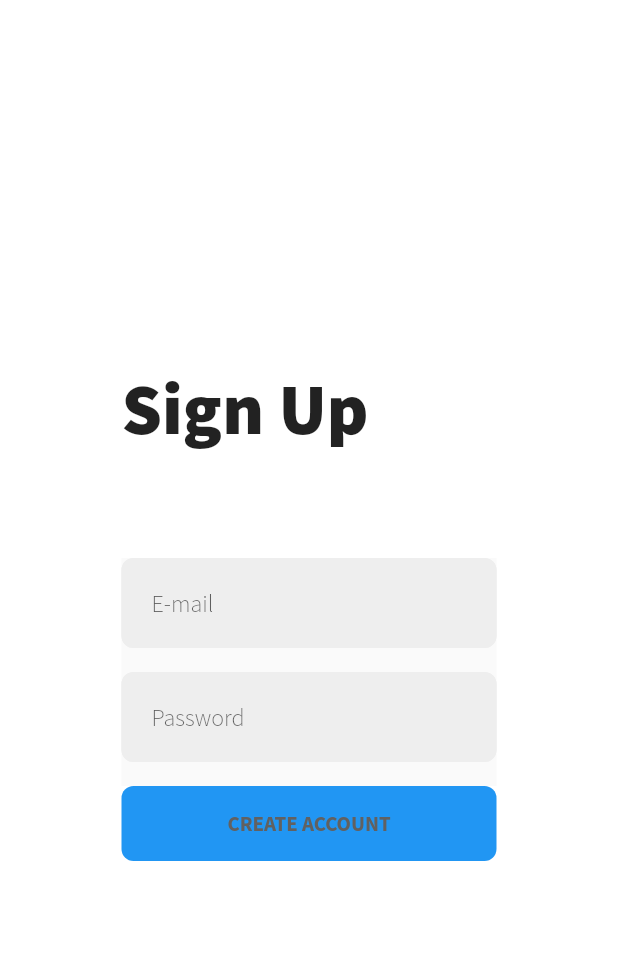
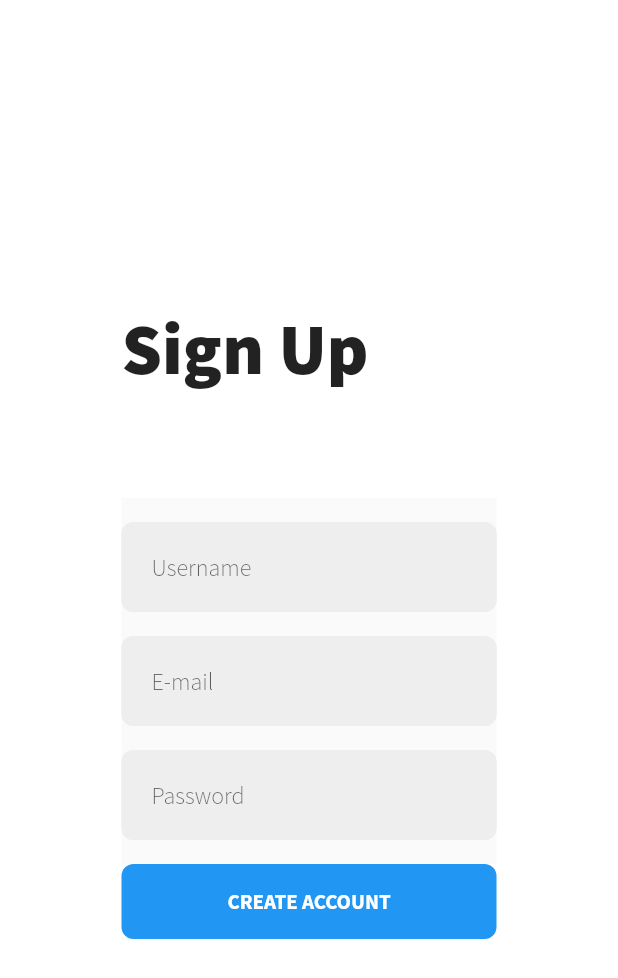
Before and after one commit to aaron-kotch/colltest, a Flutter app: the SignupPage screen opened by its route, after a tap on "CREATE ACCOUNT", on a phone screen of 412 x 824 dp. Shown: the top 978 px of the screen. Run offline on Flutter 3.47's test engine with Material 2 defaults, Android fonts, the phone set to English and light mode, and no system bars; our stand-ins replace carousel_slider, cloud_firestore, firebase_auth, image_cropper, image_picker, page_transition and 1 more; accounts and stored records are empty; network calls fail.

```diff
--- a/lib/login_view.dart
+++ b/lib/login_view.dart
@@ -252,12 +252,12 @@ class _LoginPageState extends State<LoginPage> {
   }
 
   void signIn() async {
-    final FirebaseAuth _auth = FirebaseAuth.instance;
+    final FirebaseAuth auth = FirebaseAuth.instance;
 
     FirebaseUser user;
 
     try {
-      user = (await _auth.signInWithEmailAndPassword(
+      user = (await auth.signInWithEmailAndPassword(
         email: emailInputController.text,
         password: pwdInputController.text,
       ))
--- a/lib/signup_view.dart
+++ b/lib/signup_view.dart
@@ -1,7 +1,10 @@
+import 'package:animations/animations.dart';
 import 'package:colltest/home_view.dart';
+import 'package:colltest/main.dart';
 import 'package:firebase_auth/firebase_auth.dart';
 import 'package:flutter/material.dart';
 import 'package:flutter/services.dart';
+import 'package:cloud_firestore/cloud_firestore.dart';
 
 class SignupPage extends StatefulWidget {
   @override
@@ -13,9 +16,11 @@ class _SignupPageState extends State<SignupPage> {
   final GlobalKey<FormState> _loginFormKey = GlobalKey<FormState>();
   TextEditingController emailInputController;
   TextEditingController pwdInputController;
+  TextEditingController usernameInputController;
 
   @override
   void initState() {
+    usernameInputController = new TextEditingController();
     emailInputController = new TextEditingController();
     pwdInputController = new TextEditingController();
     super.initState();
@@ -64,7 +69,7 @@ class _SignupPageState extends State<SignupPage> {
                     alignment: Alignment.center,
                     child: Container(
                       width: 250,
-                      height: 400,
+                      height: 480,
                       child: Form(
                         key: _loginFormKey,
                         child: Column(
@@ -84,10 +89,50 @@ class _SignupPageState extends State<SignupPage> {
                                   ),
                                 )
                             ),
+                            Material(
+                              child: Container(
+                                margin: EdgeInsets.only(top: 16, bottom: 8),
+                                child: TextFormField(
+                                  textAlign: TextAlign.left,
+                                  cursorColor: Colors.yellow[400],
+                                  controller: usernameInputController,
+                                  style: TextStyle(
+                                    fontFamily: "SourceSansPro",
+                                    fontWeight: FontWeight.w300,
+                                  ),
+                                  decoration: InputDecoration(
+                                    filled: true,
+                                    fillColor: Colors.grey[200],
+                                    contentPadding:
+                                    EdgeInsets.only(
+                                        left: 20, top: 20, bottom: 20),
+                                    border: OutlineInputBorder(
+                                        borderSide: BorderSide()),
+                                    enabledBorder: OutlineInputBorder(
+                                      borderSide: BorderSide(
+                                        color: Colors.grey[200],
+                                      ),
+                                      borderRadius: BorderRadius.circular(8),
+                                    ),
+                                    focusedBorder: OutlineInputBorder(
+                                        borderSide: BorderSide(
+                                          color: Colors.grey[200],
+                                        ),
+                                        borderRadius: BorderRadius.circular(8)),
+                                    hintText: 'Username',
+                                    hintStyle: TextStyle(
+                                      fontFamily: "SourceSansPro",
+                                      fontWeight: FontWeight.w300,
+                                    ),
+                                  ),
+                                ),
+                              ),
+                            ),
                             Hero(
                               tag: 'emailfield',
                               child: Material(
                                 child: Container(
+                                  margin: EdgeInsets.only(top: 8, bottom: 8),
                                   child: TextFormField(
                                     textAlign: TextAlign.left,
                                     cursorColor: Colors.yellow[400],
@@ -131,7 +176,7 @@ class _SignupPageState extends State<SignupPage> {
                               tag: 'pwdfield',
                               child: Material(
                                 child: Container(
-                                    margin: EdgeInsets.only(top: 16, bottom: 16),
+                                    margin: EdgeInsets.only(top: 8, bottom: 16),
                                     child: TextFormField(
                                       cursorColor: Colors.yellow[400],
                                       controller: pwdInputController,
@@ -184,7 +229,7 @@ class _SignupPageState extends State<SignupPage> {
                                   style: TextStyle(
                                     fontFamily: "SourceSansPro",
                                     fontWeight: FontWeight.w700,
-                                    color: Colors.grey[700],
+                                    color: Colors.white,
                                   ),
                                 ),
                                 onPressed: () {
@@ -206,30 +251,38 @@ class _SignupPageState extends State<SignupPage> {
 
   void signUp() async {
     final FirebaseAuth _auth = FirebaseAuth.instance;
+    final firestoreInstance = Firestore.instance;
 
     FirebaseUser user;
 
+    user = (await _auth.createUserWithEmailAndPassword(
+      email: emailInputController.text,
+      password: pwdInputController.text,
+    )).user;
+
     try {
-      user = (await _auth.createUserWithEmailAndPassword(
+      user = (await _auth.signInWithEmailAndPassword(
         email: emailInputController.text,
         password: pwdInputController.text,
-      )).user;
-    }
-    catch (e) {
+      ))
+          .user;
+    } catch (e) {
       print((e.toString()));
-    }
-    finally {
+    } finally {
       if (user != null) {
-        Navigator.pushReplacement(context,
-            PageRouteBuilder(
-              pageBuilder: (context, animation1, animation2) => Home(),
-              transitionDuration: Duration(seconds: 0),
-        ));
-      }
-      else {
-        print("sign up failed!");
+
+        firestoreInstance.collection("users").document(user.uid).setData(
+          {
+            "username" : usernameInputController.text,
+          });
+
+        final route = SharedAxisPageRoute(
+            page: Home(),
+            transitionType: SharedAxisTransitionType.scaled);
+        Navigator.of(context).pushReplacement(route);
+      } else {
+        print("sign in failed!");
       }
     }
-
   }
 }
--- a/pubspec.yaml
+++ b/pubspec.yaml
@@ -28,6 +28,7 @@ dependencies:
   # Use with the CupertinoIcons class for iOS style icons.
   firebase_core: ^0.4.0+9
   firebase_auth: ^0.14.0+5
+  cloud_firestore: ^0.13.7
 
   stacked: ^1.7.5
 
```
Also changed, not shown: lib/home_view.dart (+58 -12 lines), pubspec.lock, 1 other file.
